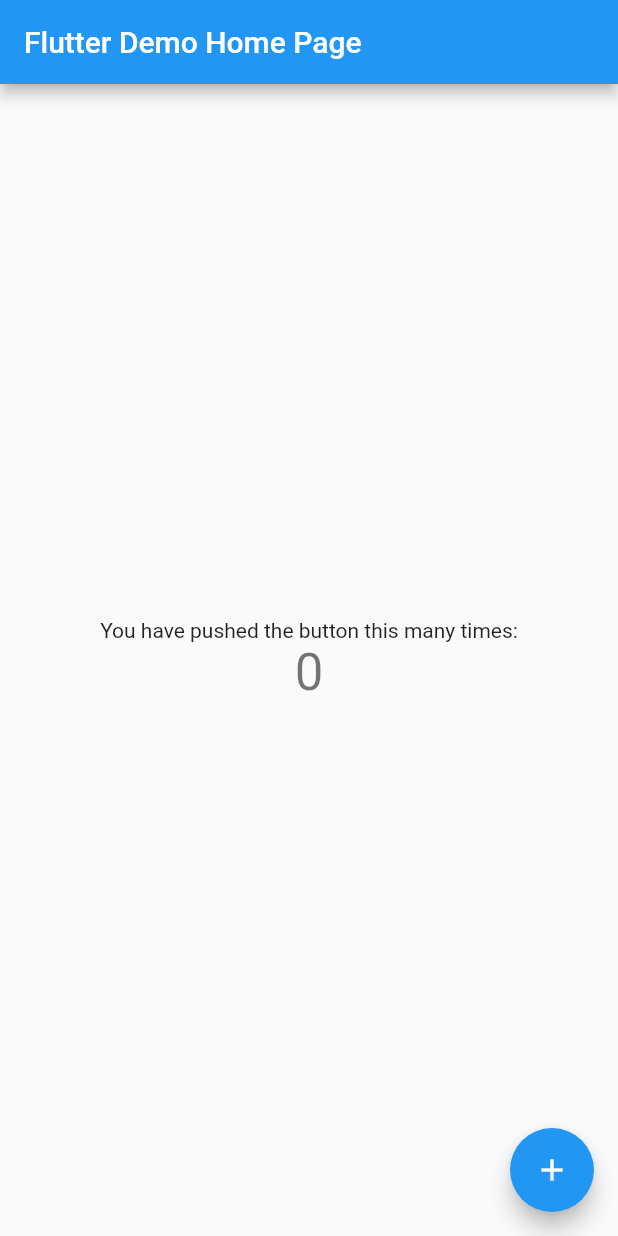
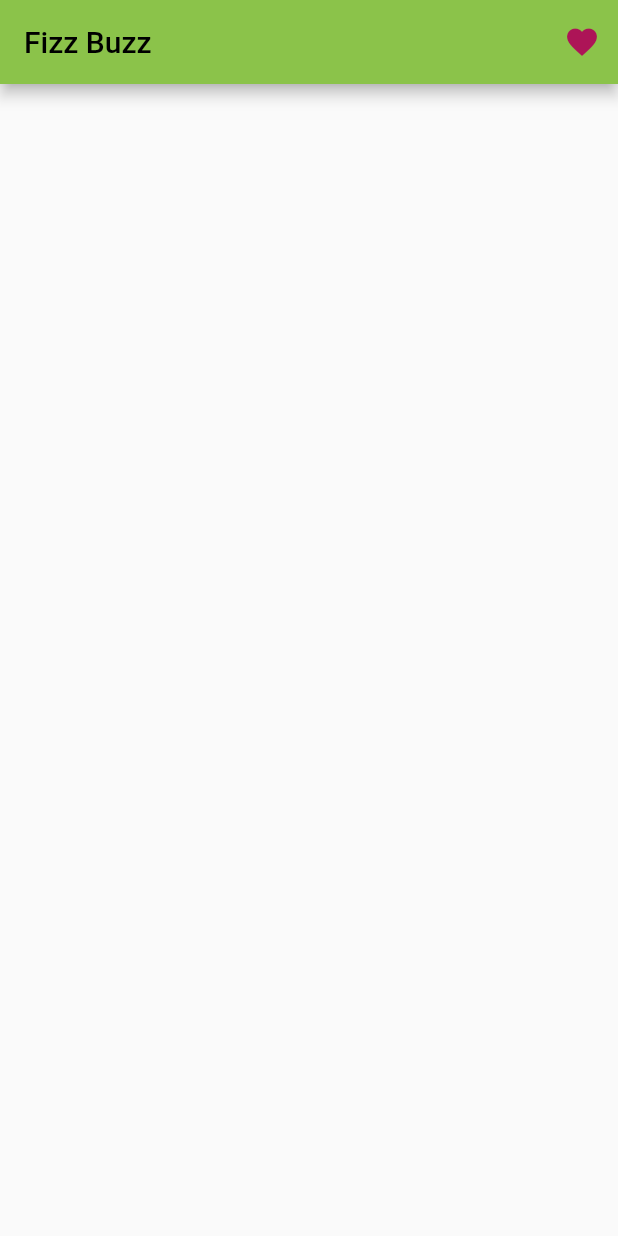
Before and after one commit to MaideAkdede/fizzbuzz-flutter, a Flutter app: the screen it shows after launch, on a phone screen of 412 x 824 dp. Run offline on Flutter 3.47's test engine with Material 2 defaults, Android fonts, the phone set to English and light mode, and no system bars.

Commit message:
:pencil2: commit changes

```diff
--- a/lib/main.dart
+++ b/lib/main.dart
@@ -22,94 +22,37 @@ class MyApp extends StatelessWidget {
         // or simply save your changes to "hot reload" in a Flutter IDE).
         // Notice that the counter didn't reset back to zero; the application
         // is not restarted.
-        primarySwatch: Colors.blue,
+        primarySwatch: Colors.lightGreen,
       ),
-      home: const MyHomePage(title: 'Flutter Demo Home Page'),
+      home: const HomeScreen(),
     );
   }
 }
-
-class MyHomePage extends StatefulWidget {
-  const MyHomePage({Key? key, required this.title}) : super(key: key);
-
-  // This widget is the home page of your application. It is stateful, meaning
-  // that it has a State object (defined below) that contains fields that affect
-  // how it looks.
-
-  // This class is the configuration for the state. It holds the values (in this
-  // case the title) provided by the parent (in this case the App widget) and
-  // used by the build method of the State. Fields in a Widget subclass are
-  // always marked "final".
-
-  final String title;
+class HomeScreen extends StatefulWidget {
+  const HomeScreen({Key? key}) : super(key: key);
 
   @override
-  State<MyHomePage> createState() => _MyHomePageState();
+  _HomeScreenState createState() => _HomeScreenState();
 }
 
-class _MyHomePageState extends State<MyHomePage> {
-  int _counter = 0;
-
-  void _incrementCounter() {
-    setState(() {
-      // This call to setState tells the Flutter framework that something has
-      // changed in this State, which causes it to rerun the build method below
-      // so that the display can reflect the updated values. If we changed
-      // _counter without calling setState(), then the build method would not be
-      // called again, and so nothing would appear to happen.
-      _counter++;
-    });
-  }
-
+class _HomeScreenState extends State<HomeScreen> {
   @override
   Widget build(BuildContext context) {
-    // This method is rerun every time setState is called, for instance as done
-    // by the _incrementCounter method above.
-    //
-    // The Flutter framework has been optimized to make rerunning build methods
-    // fast, so that you can just rebuild anything that needs updating rather
-    // than having to individually change instances of widgets.
     return Scaffold(
       appBar: AppBar(
-        // Here we take the value from the MyHomePage object that was created by
-        // the App.build method, and use it to set our appbar title.
-        title: Text(widget.title),
+        title: Text("Fizz Buzz"),
+        actions:  [
+          IconButton(
+            icon: const Icon(Icons.favorite),
+            color: Colors.pink[800],
+            tooltip: 'Open shopping cart',
+            onPressed: () {
+              // handle the press
+              print('Bonjour');
+            },
+          ),
+        ],
       ),
-      body: Center(
-        // Center is a layout widget. It takes a single child and positions it
-        // in the middle of the parent.
-        child: Column(
-          // Column is also a layout widget. It takes a list of children and
-          // arranges them vertically. By default, it sizes itself to fit its
-          // children horizontally, and tries to be as tall as its parent.
-          //
-          // Invoke "debug painting" (press "p" in the console, choose the
-          // "Toggle Debug Paint" action from the Flutter Inspector in Android
-          // Studio, or the "Toggle Debug Paint" command in Visual Studio Code)
-          // to see the wireframe for each widget.
-          //
-          // Column has various properties to control how it sizes itself and
-          // how it positions its children. Here we use mainAxisAlignment to
-          // center the children vertically; the main axis here is the vertical
-          // axis because Columns are vertical (the cross axis would be
-          // horizontal).
-          mainAxisAlignment: MainAxisAlignment.center,
-          children: <Widget>[
-            const Text(
-              'You have pushed the button this many times:',
-            ),
-            Text(
-              '$_counter',
-              style: Theme.of(context).textTheme.headline4,
-            ),
-          ],
-        ),
-      ),
-      floatingActionButton: FloatingActionButton(
-        onPressed: _incrementCounter,
-        tooltip: 'Increment',
-        child: const Icon(Icons.add),
-      ), // This trailing comma makes auto-formatting nicer for build methods.
     );
   }
 }
```
